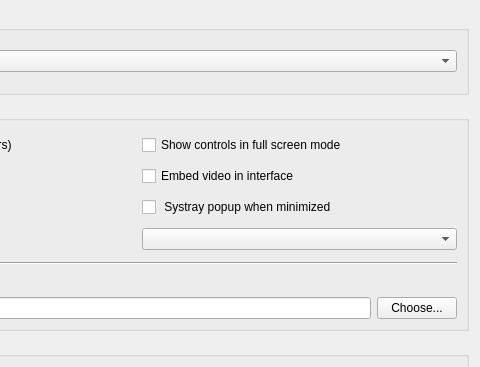
Qt form modules/gui/qt4/ui/sprefs_interface.ui (omunroe-com/ubtvlc) before a commit; both pictures show x 322 to 802 and y 0 to 367 of the 802 by 651 pixel window.
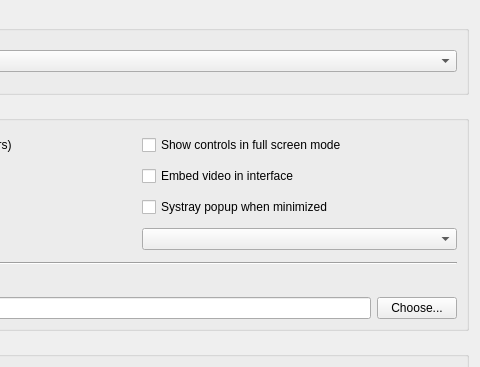
The same form after that commit. Custom widgets are drawn as their Qt base class.

The edit to the form file:
```diff
--- a/modules/gui/qt4/ui/sprefs_interface.ui
+++ b/modules/gui/qt4/ui/sprefs_interface.ui
@@ -379,7 +379,7 @@
          <item row="5" column="1">
           <widget class="QCheckBox" name="sysPop">
            <property name="text">
-            <string> Systray popup when minimized</string>
+            <string>Systray popup when minimized</string>
            </property>
           </widget>
          </item>
```
